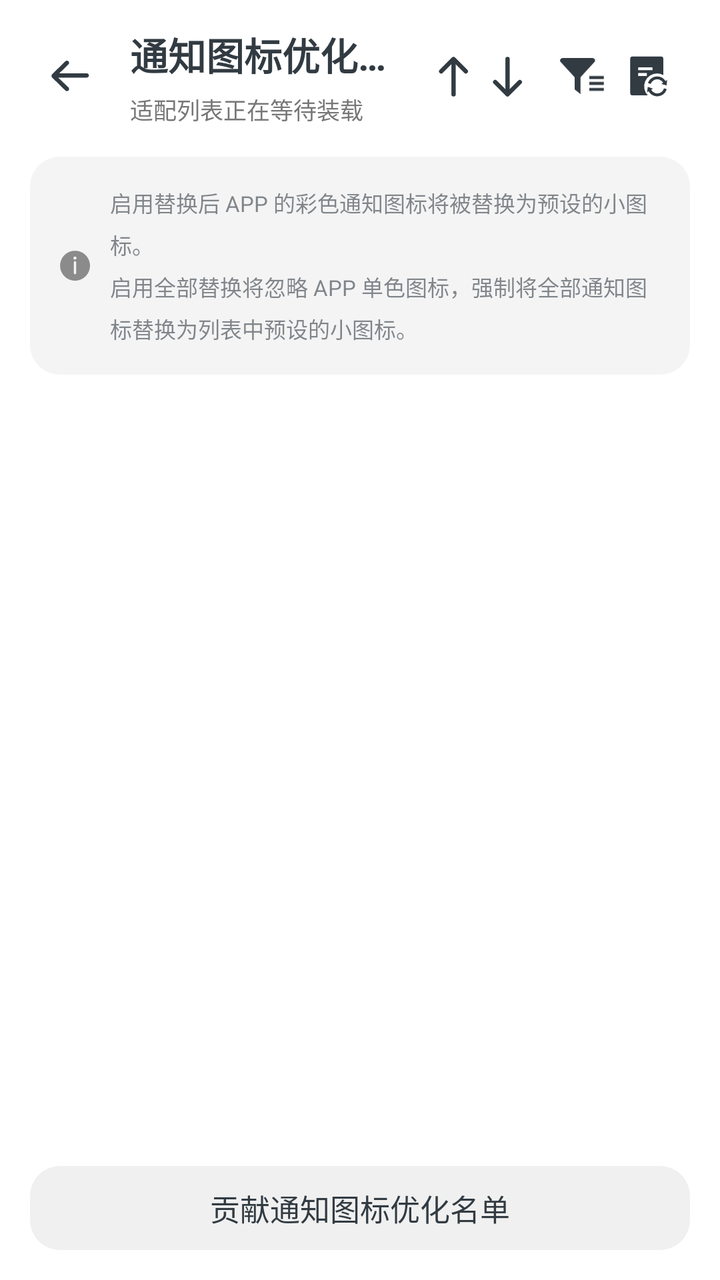
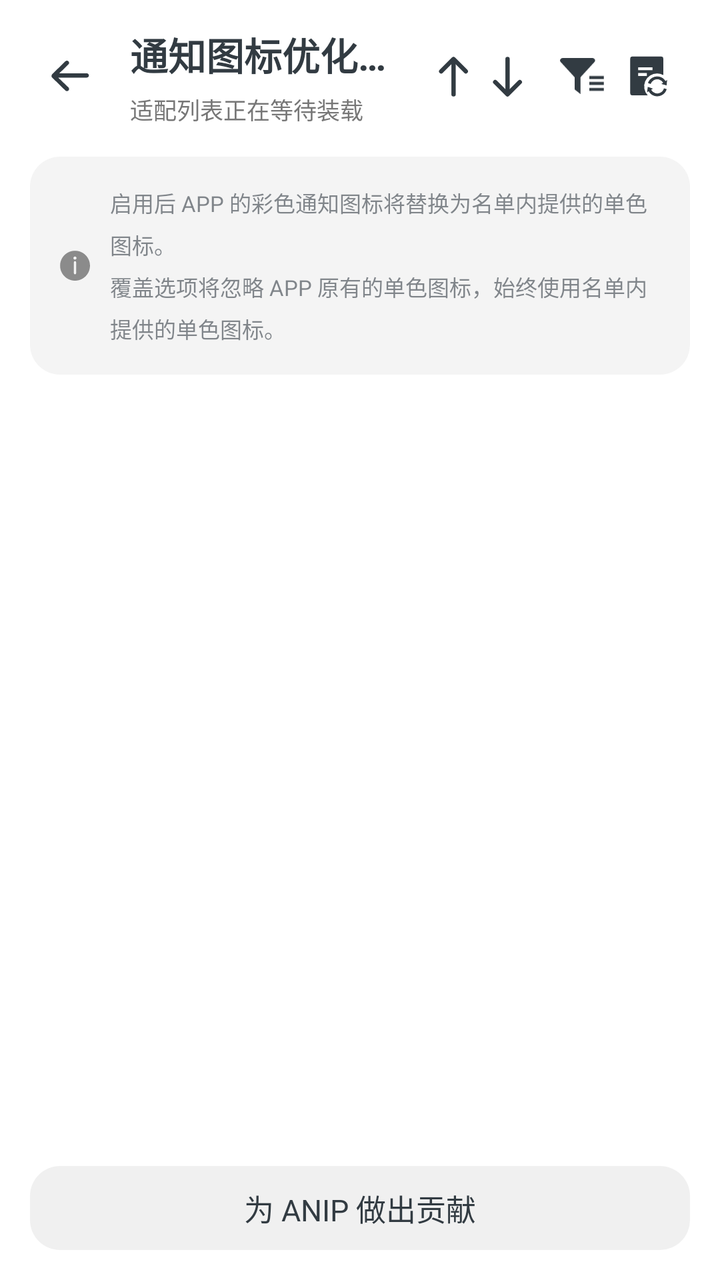

Before-and-after screenshots of an Android layout around one commit, followed by the original layout XML and the change that was made.
<!-- AndroidManifest.xml: application theme Theme.ColorOSNotifyIcon -->
<!-- res/layout/activity_config.xml -->
<?xml version="1.0" encoding="utf-8"?>
<LinearLayout xmlns:android="http://schemas.android.com/apk/res/android"
    xmlns:tools="http://schemas.android.com/tools"
    android:layout_width="match_parent"
    android:layout_height="match_parent"
    android:background="@color/colorThemeBackground"
    android:orientation="vertical"
    tools:context=".ui.activity.MainActivity"
    tools:ignore="HardcodedText,UseCompoundDrawables,ContentDescription">

    <LinearLayout
        android:layout_width="match_parent"
        android:layout_height="wrap_content"
        android:elevation="0dp"
        android:gravity="center|start"
        android:paddingLeft="15dp"
        android:paddingTop="13dp"
        android:paddingRight="15dp"
        android:paddingBottom="5dp">

        <androidx.constraintlayout.utils.widget.ImageFilterView
            android:id="@+id/title_back_icon"
            style="?android:attr/selectableItemBackgroundBorderless"
            android:layout_width="20dp"
            android:layout_height="20dp"
            android:layout_marginStart="10dp"
            android:layout_marginEnd="20dp"
            android:src="@drawable/ic_back"
            android:tint="@color/colorTextGray"
            android:tooltipText="返回" />

        <LinearLayout
            android:layout_width="0dp"
            android:layout_height="wrap_content"
            android:layout_marginEnd="2.5dp"
            android:layout_weight="1"
            android:gravity="center|start"
            android:orientation="vertical">

            <TextView
                android:layout_width="match_parent"
                android:layout_height="wrap_content"
                android:layout_marginBottom="5dp"
                android:singleLine="true"
                android:text="通知图标优化名单"
                android:textColor="@color/colorTextGray"
                android:textSize="19sp"
                android:textStyle="bold" />

            <TextView
                android:id="@+id/config_title_count_text"
                android:layout_width="match_parent"
                android:layout_height="wrap_content"
                android:singleLine="true"
                android:text="适配列表正在等待装载"
                android:textColor="@color/colorTextDark"
                android:textSize="11.5sp" />
        </LinearLayout>

        <androidx.constraintlayout.utils.widget.ImageFilterView
            android:id="@+id/config_title_up"
            android:layout_width="27dp"
            android:layout_height="27dp"
            android:src="@drawable/ic_page_top"
            android:tint="@color/colorTextGray"
            android:tooltipText="滚动到顶部" />

        <androidx.constraintlayout.utils.widget.ImageFilterView
            android:id="@+id/config_title_down"
            android:layout_width="27dp"
            android:layout_height="27dp"
            android:layout_marginEnd="13dp"
            android:src="@drawable/ic_page_bottom"
            android:tint="@color/colorTextGray"
            android:tooltipText="滚动到底部" />

        <androidx.constraintlayout.utils.widget.ImageFilterView
            android:id="@+id/config_title_filter"
            android:layout_width="22dp"
            android:layout_height="22dp"
            android:layout_marginEnd="10dp"
            android:src="@drawable/ic_filter"
            android:tint="@color/colorTextGray"
            android:tooltipText="按条件过滤" />

        <androidx.constraintlayout.utils.widget.ImageFilterView
            android:id="@+id/config_title_sync"
            android:layout_width="23dp"
            android:layout_height="23dp"
            android:layout_marginEnd="10dp"
            android:src="@drawable/ic_sync"
            android:tint="@color/colorTextGray"
            android:tooltipText="同步列表" />
    </LinearLayout>

    <LinearLayout
        android:layout_width="match_parent"
        android:layout_height="wrap_content"
        android:layout_marginLeft="15dp"
        android:layout_marginTop="10dp"
        android:layout_marginRight="15dp"
        android:background="@drawable/bg_permotion_round"
        android:elevation="0dp"
        android:gravity="center"
        android:orientation="horizontal"
        android:padding="15dp">

        <androidx.constraintlayout.utils.widget.ImageFilterView
            android:layout_width="15dp"
            android:layout_height="15dp"
            android:layout_marginEnd="10dp"
            android:alpha="0.85"
            android:src="@drawable/ic_about"
            android:tint="@color/colorTextDark" />

        <TextView
            android:layout_width="wrap_content"
            android:layout_height="wrap_content"
            android:alpha="0.6"
            android:lineSpacingExtra="5dp"
            android:text="启用替换后 APP 的彩色通知图标将被替换为预设的小图标。\n启用全部替换将忽略 APP 单色图标，强制将全部通知图标替换为列表中预设的小图标。"
            android:textColor="@color/colorTextGray"
            android:textSize="11sp"
            tools:ignore="SmallSp" />
    </LinearLayout>

    <FrameLayout
        android:layout_width="match_parent"
        android:layout_height="0dp"
        android:layout_weight="1">

        <TextView
            android:id="@+id/config_list_no_data_view"
            android:layout_width="wrap_content"
            android:layout_height="wrap_content"
            android:layout_gravity="center"
            android:gravity="center"
            android:lineSpacingExtra="6dp"
            android:text="没有数据"
            android:textColor="@color/colorTextDark"
            android:textSize="17sp"
            android:visibility="gone" />

        <ListView
            android:id="@+id/config_list_view"
            android:layout_width="match_parent"
            android:layout_height="match_parent"
            android:divider="@color/trans"
            android:dividerHeight="15dp"
            android:fadingEdgeLength="10dp"
            android:listSelector="@color/trans"
            android:padding="15dp"
            android:requiresFadingEdge="vertical"
            android:scrollbars="none" />
    </FrameLayout>

    <TextView
        android:id="@+id/config_cbr_button"
        android:layout_width="match_parent"
        android:layout_height="wrap_content"
        android:layout_marginLeft="15dp"
        android:layout_marginRight="15dp"
        android:layout_marginBottom="15dp"
        android:background="@drawable/bg_button_round"
        android:gravity="center"
        android:padding="10dp"
        android:singleLine="true"
        android:text="贡献通知图标优化名单"
        android:textColor="@color/colorTextGray"
        android:textSize="15sp" />
</LinearLayout>
<!-- resources referenced by this layout -->
<resources>
  <color name="colorTextDark">#FF777777</color>
  <color name="colorTextGray">#FF323B42</color>
  <color name="colorThemeBackground">#FFFFFFFF</color>
  <color name="trans">#00000000</color>
  <!-- drawable bg_button_round (drawable) -->
  <?xml version="1.0" encoding="utf-8"?>
  <ripple xmlns:android="http://schemas.android.com/apk/res/android"
      android:color="#777777">
      <item>
          <shape android:shape="rectangle">
              <solid android:color="#66DAD9D9" />
              <corners android:radius="15dp" />
          </shape>
      </item>
  </ripple>
  <!-- drawable bg_permotion_round (drawable) -->
  <?xml version="1.0" encoding="utf-8"?>
  <shape xmlns:android="http://schemas.android.com/apk/res/android"
      android:shape="rectangle">
      <solid android:color="#66E4E4E4" />
      <corners android:radius="15dp" />
  </shape>
  <!-- drawable ic_back (drawable) -->
  <vector xmlns:android="http://schemas.android.com/apk/res/android"
      android:width="192dp"
      android:height="150.39165dp"
      android:viewportWidth="1307"
      android:viewportHeight="1024">
      <path
          android:fillColor="#ffffff"
          android:pathData="M268.7,566.5h929.6c36.3,0 72.6,-29 72.6,-72.6 0,-36.3 -29,-72.6 -72.6,-72.6H305l297.8,-297.8c29,-29 29,-72.6 0,-101.7 -29,-29 -72.6,-29 -101.7,0L72.6,450.3c-14.5,14.5 -21.8,36.3 -21.8,58.1 0,21.8 0,43.6 21.8,58.1l428.5,428.5c29,29 72.6,29 101.7,0 29,-29 29,-72.6 0,-101.7l-334.1,-326.8z" />
  </vector>
  <!-- drawable ic_page_bottom (drawable) -->
  <vector xmlns:android="http://schemas.android.com/apk/res/android"
      android:width="72dp"
      android:height="72dp"
      android:viewportWidth="1024"
      android:viewportHeight="1024">
      <path
          android:fillColor="#ffffff"
          android:pathData="m563.5,143.3m-41,0v0q-41,0 -41,41v573.4q0,41 41,41v0q41,0 41,-41v-573.4q0,-41 -41,-41z" />
      <path
          android:fillColor="#ffffff"
          android:pathData="M521.5,796.2 L318.2,593a41,41 0,1 0,-57.9 57.9l231.7,231.7a41,41 0,0 0,58.4 0.5L782.2,651.4a41,41 0,1 0,-57.9 -57.9z" />
  </vector>
  <!-- drawable ic_page_top (drawable) -->
  <vector xmlns:android="http://schemas.android.com/apk/res/android"
      android:width="72dp"
      android:height="72dp"
      android:viewportWidth="1024"
      android:viewportHeight="1024">
      <path
          android:fillColor="#ffffff"
          android:pathData="m563.5,895.1m-41,0v0q-41,0 -41,-41v-573.4q0,-41 41,-41v0q41,0 41,41v573.4q0,41 -41,41z" />
      <path
          android:fillColor="#ffffff"
          android:pathData="M521.5,242.2 L318.2,445.4a41,41 0,1 1,-57.9 -57.9l231.7,-231.7a41,41 0,0 1,58.4 -0.5l231.7,231.7a41,41 0,1 1,-57.9 57.9z" />
  </vector>
  <style name="Theme.ColorOSNotifyIcon" parent="Theme.Material3.DayNight">
          
          <item name="colorPrimary">@color/colorPrimaryAccent</item>
          <item name="colorPrimaryVariant">@color/colorPrimaryAccent</item>
          <item name="colorOnPrimary">@color/white</item>
          
          <item name="colorSecondary">@color/colorPrimaryAccent</item>
          <item name="colorSecondaryVariant">@color/colorPrimaryAccent</item>
          <item name="colorOnSecondary">@color/white</item>
          
          <item name="android:statusBarColor">@color/white</item>
          <item name="android:windowLightStatusBar">true</item>
          
      </style>
  <color name="colorPrimaryAccent">#656565</color>
  <color name="white">#FFFFFFFF</color>
  <!-- unchanged entries left out for length: 3 -->
</resources>

<!-- the commit's change to res/layout/activity_config.xml (unified diff, before → after) -->
@@ -118,7 +118,7 @@
             android:layout_height="wrap_content"
             android:alpha="0.6"
             android:lineSpacingExtra="5dp"
-            android:text="启用替换后 APP 的彩色通知图标将被替换为预设的小图标。\n启用全部替换将忽略 APP 单色图标，强制将全部通知图标替换为列表中预设的小图标。"
+            android:text="启用后 APP 的彩色通知图标将替换为名单内提供的单色图标。\n覆盖选项将忽略 APP 原有的单色图标，始终使用名单内提供的单色图标。"
             android:textColor="@color/colorTextGray"
             android:textSize="11sp"
             tools:ignore="SmallSp" />
@@ -165,7 +165,7 @@
         android:gravity="center"
         android:padding="10dp"
         android:singleLine="true"
-        android:text="贡献通知图标优化名单"
+        android:text="为 ANIP 做出贡献"
         android:textColor="@color/colorTextGray"
         android:textSize="15sp" />
 </LinearLayout>
